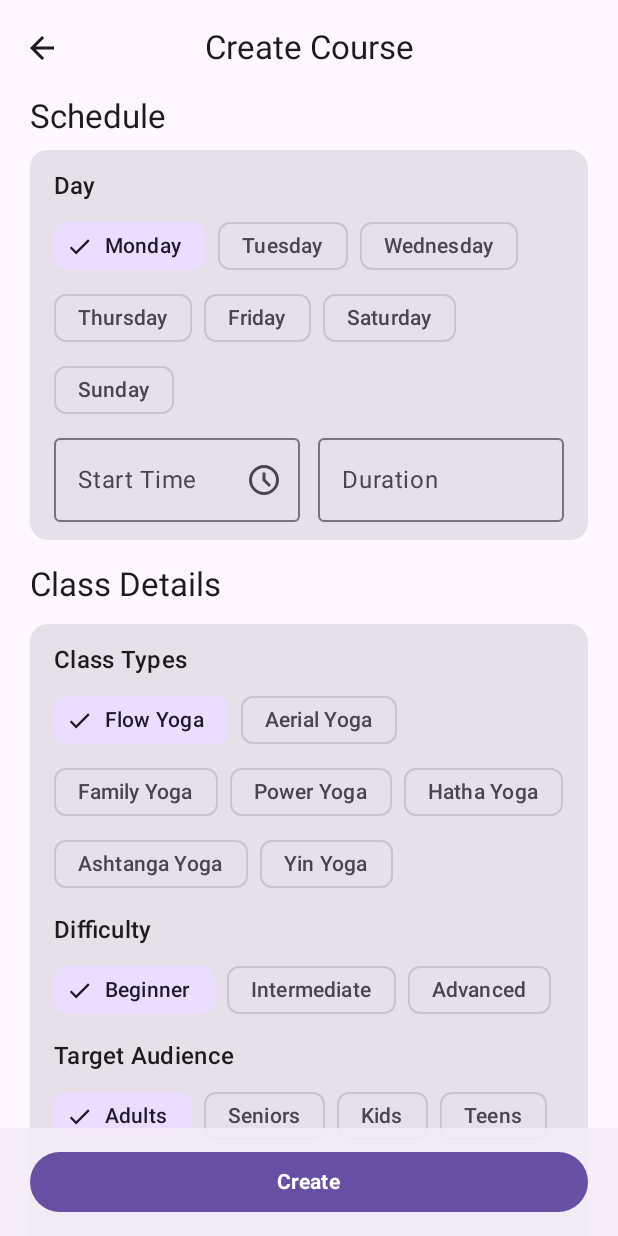
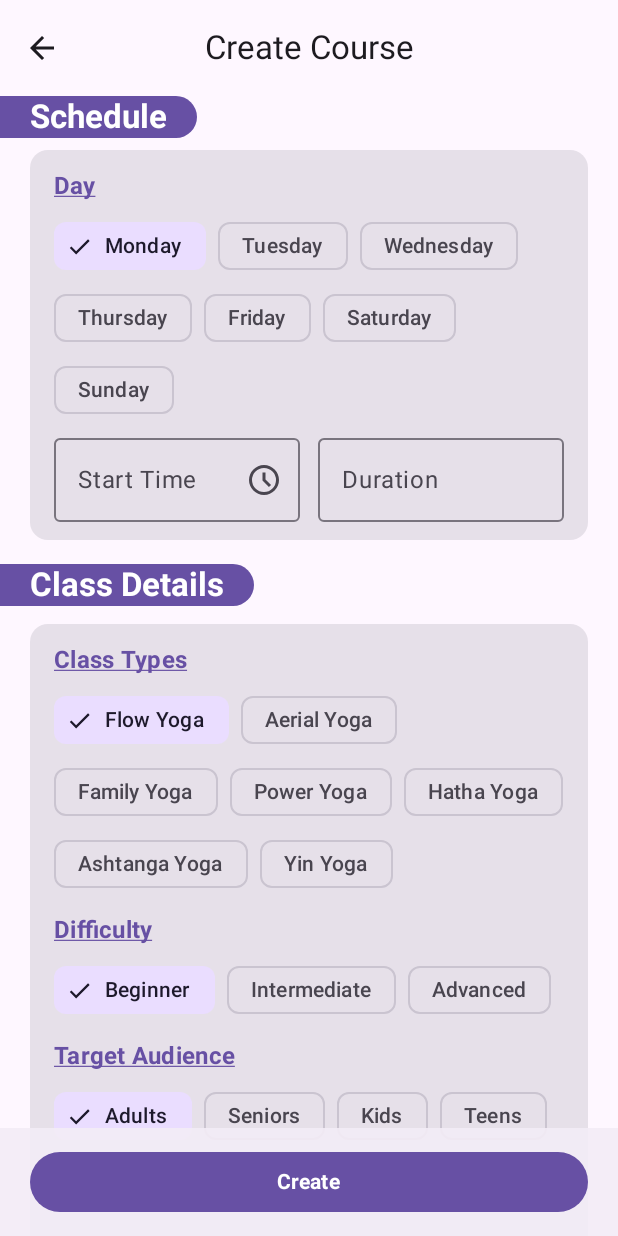
Before and after one commit to myolwin00/reimagined-dollop, an Android app built with Jetpack Compose: the screen it shows after launch (MainActivity), after a tap on "Create", on a phone screen of 412 x 824 dp. Run offline under Robolectric (Android 15) with nearby library versions, the phone set to English and light mode, and no system bars; our stand-ins replace Room's generated code.

Commit message:
implement course edit feature

```diff
--- a/app/src/main/java/com/myolwinoo/universalyoga/admin/data/db/YogaDao.kt
+++ b/app/src/main/java/com/myolwinoo/universalyoga/admin/data/db/YogaDao.kt
@@ -16,7 +16,10 @@ interface YogaDao {
 
     @Transaction
     @Query("select * from yoga_courses where id = :id")
-    fun getCourse(id: String): Flow<YogaCourseDetails?>
+    fun getCourseDetails(id: String): Flow<YogaCourseDetails?>
+
+    @Query("select * from yoga_courses where id = :id")
+    suspend fun getCourse(id: String): YogaCourseEntity?
 
     @Insert(onConflict = OnConflictStrategy.REPLACE)
     suspend fun insertCourse(vararg entity: YogaCourseEntity)
--- a/app/src/main/java/com/myolwinoo/universalyoga/admin/features/create/CreateCourseScreen.kt
+++ b/app/src/main/java/com/myolwinoo/universalyoga/admin/features/create/CreateCourseScreen.kt
@@ -34,7 +34,6 @@ import androidx.compose.runtime.LaunchedEffect
 import androidx.compose.ui.Alignment
 import androidx.compose.ui.Modifier
 import androidx.compose.ui.input.nestedscroll.nestedScroll
-import androidx.compose.ui.platform.LocalSoftwareKeyboardController
 import androidx.compose.ui.res.painterResource
 import androidx.compose.ui.text.font.FontWeight
 import androidx.compose.ui.text.input.KeyboardType
@@ -45,6 +44,7 @@ import androidx.lifecycle.viewmodel.compose.viewModel
 import androidx.navigation.NavController
 import androidx.navigation.NavGraphBuilder
 import androidx.navigation.compose.composable
+import androidx.navigation.toRoute
 import com.myolwinoo.universalyoga.admin.R
 import com.myolwinoo.universalyoga.admin.data.model.CancellationPolicy
 import com.myolwinoo.universalyoga.admin.data.model.DayOfWeek
@@ -56,10 +56,10 @@ import com.myolwinoo.universalyoga.admin.ui.theme.UniversalYogaTheme
 import kotlinx.serialization.Serializable
 
 @Serializable
-data object CreateCourseRoute
+data class CreateCourseRoute(val courseId: String? = null)
 
-fun NavController.navigateToCreateCourse() {
-    navigate(CreateCourseRoute)
+fun NavController.navigateToCreateCourse(courseId: String? = null) {
+    navigate(CreateCourseRoute(courseId))
 }
 
 fun NavGraphBuilder.createCourseScreen(
@@ -68,10 +68,13 @@ fun NavGraphBuilder.createCourseScreen(
 ) {
 
     composable<CreateCourseRoute> {
+        val route = it.toRoute<CreateCourseRoute>()
         val viewModel: CreateCourseScreenViewModel = viewModel(
-            factory = CreateCourseScreenViewModel.Factory(repo)
+            factory = CreateCourseScreenViewModel.Factory(
+                repo = repo,
+                courseId = route.courseId
+            )
         )
-        val keyboardController = LocalSoftwareKeyboardController.current
 
         LaunchedEffect(viewModel.navigateToHome.value) {
             if (viewModel.navigateToHome.value) {
@@ -80,6 +83,7 @@ fun NavGraphBuilder.createCourseScreen(
         }
 
         Screen(
+            courseId = route.courseId,
             onBack = onBack,
             onSave = viewModel::create,
             selectedDayOfWeek = viewModel.selectedDayOfWeek.value,
@@ -108,6 +112,7 @@ fun NavGraphBuilder.createCourseScreen(
 
 @Composable
 private fun Screen(
+    courseId: String?,
     selectedDayOfWeek: DayOfWeek,
     onDayOfWeekSelected: (DayOfWeek) -> Unit,
     duration: TextFieldValue,
@@ -144,7 +149,7 @@ private fun Screen(
                     scrolledContainerColor = MaterialTheme.colorScheme.surfaceContainer.copy(alpha = 0.9f)
                 ),
                 title = {
-                    Text("Create Course")
+                    Text(courseId?.let { "Edit Course" } ?: "Create Course")
                 },
                 navigationIcon = {
                     IconButton(onClick = onBack) {
@@ -161,8 +166,6 @@ private fun Screen(
             Column(
                 modifier = Modifier
                     .padding(
-                        start = 20.dp,
-                        end = 20.dp,
                         top = 0.dp,
                         bottom = innerPadding.calculateBottomPadding()
                     )
@@ -174,7 +177,12 @@ private fun Screen(
                 )
                 Spacer(Modifier.size(8.dp))
                 ScheduleSection(
-                    modifier = Modifier.fillMaxWidth(),
+                    modifier = Modifier
+                        .padding(
+                            start = 20.dp,
+                            end = 20.dp
+                        )
+                        .fillMaxWidth(),
                     selectedDayOfWeek = selectedDayOfWeek,
                     onDayOfWeekSelected = onDayOfWeekSelected,
                     duration = duration,
@@ -189,7 +197,12 @@ private fun Screen(
                 )
                 Spacer(Modifier.size(12.dp))
                 DetailsSection(
-                    modifier = Modifier.fillMaxWidth(),
+                    modifier = Modifier
+                        .padding(
+                            start = 20.dp,
+                            end = 20.dp
+                        )
+                        .fillMaxWidth(),
                     description = description,
                     onDescriptionChange = onDescriptionChange,
                     classType = classType,
@@ -206,7 +219,12 @@ private fun Screen(
                 )
                 Spacer(Modifier.size(12.dp))
                 PricingSection(
-                    modifier = Modifier.fillMaxWidth(),
+                    modifier = Modifier
+                        .padding(
+                            start = 20.dp,
+                            end = 20.dp
+                        )
+                        .fillMaxWidth(),
                     capacity = capacity,
                     onCapacityChange = onCapacityChange,
                     price = price,
@@ -240,7 +258,7 @@ private fun Screen(
                     onClick = onSave
                 ) {
                     Text(
-                        text = "Create",
+                        text = courseId?.let { "Update" } ?: "Create",
                         fontWeight = FontWeight.Bold
                     )
                 }
--- a/app/src/main/java/com/myolwinoo/universalyoga/admin/features/create/CreateCourseScreenViewModel.kt
+++ b/app/src/main/java/com/myolwinoo/universalyoga/admin/features/create/CreateCourseScreenViewModel.kt
@@ -1,6 +1,7 @@
 package com.myolwinoo.universalyoga.admin.features.create
 
 import androidx.compose.runtime.mutableStateOf
+import androidx.compose.ui.text.TextRange
 import androidx.compose.ui.text.input.TextFieldValue
 import androidx.lifecycle.ViewModel
 import androidx.lifecycle.ViewModelProvider
@@ -17,6 +18,7 @@ import kotlinx.coroutines.launch
 import java.util.UUID
 
 class CreateCourseScreenViewModel(
+    private val courseId: String? = null,
     private val repo: YogaRepository
 ) : ViewModel() {
 
@@ -33,10 +35,29 @@ class CreateCourseScreenViewModel(
 
     var navigateToHome = mutableStateOf(false)
 
+    init {
+        viewModelScope.launch {
+            courseId
+                ?.let { repo.getCourse(it) }
+                ?.let {
+                    classType.value = it.typeOfClass
+                    selectedDayOfWeek.value = it.dayOfWeek
+                    duration.value = TextFieldValue(it.duration, TextRange(it.duration.length))
+                    time.value = TextFieldValue(it.time, TextRange(it.time.length))
+                    capacity.value = TextFieldValue(it.capacity.toString(), TextRange(it.capacity.toString().length))
+                    price.value = TextFieldValue(it.pricePerClass.toString(), TextRange(it.pricePerClass.toString().length))
+                    description.value = TextFieldValue(it.description, TextRange(it.description.length))
+                    difficulty.value = it.difficultyLevel
+                    targetAudience.value = it.targetAudience
+                    cancellationPolicy.value = it.cancellationPolicy
+                }
+        }
+    }
+
     fun create() {
         viewModelScope.launch {
             val course = YogaCourse(
-                id = UUID.randomUUID().toString(),
+                id = courseId ?: UUID.randomUUID().toString(),
                 dayOfWeek = selectedDayOfWeek.value,
                 time = time.value.text,
                 capacity = capacity.value.text.toInt(),
@@ -55,6 +76,7 @@ class CreateCourseScreenViewModel(
     }
 
     class Factory(
+        val courseId: String? = null,
         private val repo: YogaRepository
     ) : ViewModelProvider.Factory {
         @Suppress("UNCHECKED_CAST")
@@ -63,6 +85,7 @@ class CreateCourseScreenViewModel(
             extras: CreationExtras
         ): T {
             return CreateCourseScreenViewModel(
+                courseId = courseId,
                 repo = repo
             ) as T
         }
--- a/app/src/main/java/com/myolwinoo/universalyoga/admin/features/create/SectionTitle.kt
+++ b/app/src/main/java/com/myolwinoo/universalyoga/admin/features/create/SectionTitle.kt
@@ -1,9 +1,18 @@
 package com.myolwinoo.universalyoga.admin.features.create
 
+import androidx.compose.foundation.background
+import androidx.compose.foundation.layout.padding
+import androidx.compose.foundation.shape.CutCornerShape
+import androidx.compose.foundation.shape.RoundedCornerShape
 import androidx.compose.material3.MaterialTheme
 import androidx.compose.material3.Text
 import androidx.compose.runtime.Composable
 import androidx.compose.ui.Modifier
+import androidx.compose.ui.draw.clip
+import androidx.compose.ui.text.font.FontWeight
+import androidx.compose.ui.text.style.TextDecoration
+import androidx.compose.ui.tooling.preview.Preview
+import androidx.compose.ui.unit.dp
 
 @Composable
 fun SectionTitle(
@@ -11,10 +20,21 @@ fun SectionTitle(
     title: String
 ) {
     Text(
-        modifier = modifier,
+        modifier = modifier
+            .clip(RoundedCornerShape(topEndPercent = 50, bottomEndPercent = 50))
+            .background(MaterialTheme.colorScheme.primary)
+            .padding(horizontal = 20.dp),
         text = title,
-        style = MaterialTheme.typography.titleLarge
+        style = MaterialTheme.typography.titleLarge,
+        color = MaterialTheme.colorScheme.onPrimary,
+        fontWeight = FontWeight.Bold
     )
+}
+
+@Preview
+@Composable
+private fun SectionTitlePreview() {
+    SectionTitle(title = "Test")
 }
 
 @Composable
@@ -25,6 +45,9 @@ fun SectionSubtitle(
     Text(
         modifier = modifier,
         text = title,
-        style = MaterialTheme.typography.titleMedium
+        style = MaterialTheme.typography.titleMedium,
+        textDecoration = TextDecoration.Underline,
+        color = MaterialTheme.colorScheme.primary,
+        fontWeight = FontWeight.Bold
     )
 }
--- a/app/src/main/java/com/myolwinoo/universalyoga/admin/features/home/HomeScreen.kt
+++ b/app/src/main/java/com/myolwinoo/universalyoga/admin/features/home/HomeScreen.kt
@@ -143,10 +143,6 @@ private fun Screen(
 
 }
 
-
-
-
-
 @Preview(uiMode = Configuration.UI_MODE_NIGHT_YES)
 @Composable
 private fun ScreenPreview() {
--- a/app/src/main/java/com/myolwinoo/universalyoga/admin/features/yogaclass/YogaClassViewModel.kt
+++ b/app/src/main/java/com/myolwinoo/universalyoga/admin/features/yogaclass/YogaClassViewModel.kt
@@ -14,7 +14,7 @@ class YogaClassViewModel(
     private val repo: YogaRepository
 ) : ViewModel() {
 
-    val course = repo.getCourse(courseId)
+    val course = repo.getCourseDetails(courseId)
 
     fun createClass() {
         viewModelScope.launch {
--- a/app/src/main/java/com/myolwinoo/universalyoga/admin/navigation/YogaNavHost.kt
+++ b/app/src/main/java/com/myolwinoo/universalyoga/admin/navigation/YogaNavHost.kt
@@ -56,8 +56,8 @@ fun YogaNavHost(
 
         homeScreen(
             repo = repo,
-            onCreateCourseClick = navController::navigateToCreateCourse,
-            onEditCourse = {},
+            onCreateCourseClick = { navController.navigateToCreateCourse() },
+            onEditCourse = { navController.navigateToCreateCourse(it) },
             onManageClasses = navController::navigateToYogaClass,
             onNavigateToSearch = navController::navigateToSearch
         )
@@ -65,7 +65,7 @@ fun YogaNavHost(
         searchScreen(
             repo = repo,
             onBack = navController::popBackStack,
-            onEditCourse = {},
+            onEditCourse = { navController.navigateToCreateCourse(it) },
             onManageClasses = navController::navigateToYogaClass
         )
 
```
Also changed, not shown: app/src/main/java/com/myolwinoo/universalyoga/admin/data/repo/YogaRepository.kt (+23 -2 lines).
